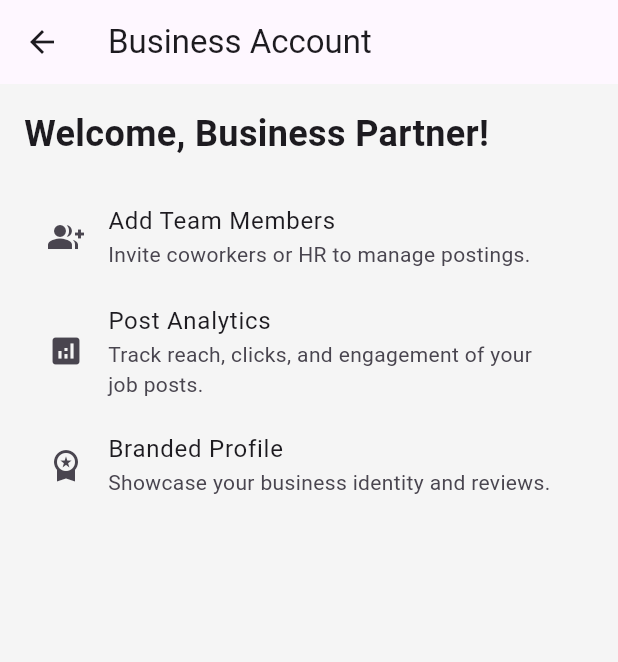
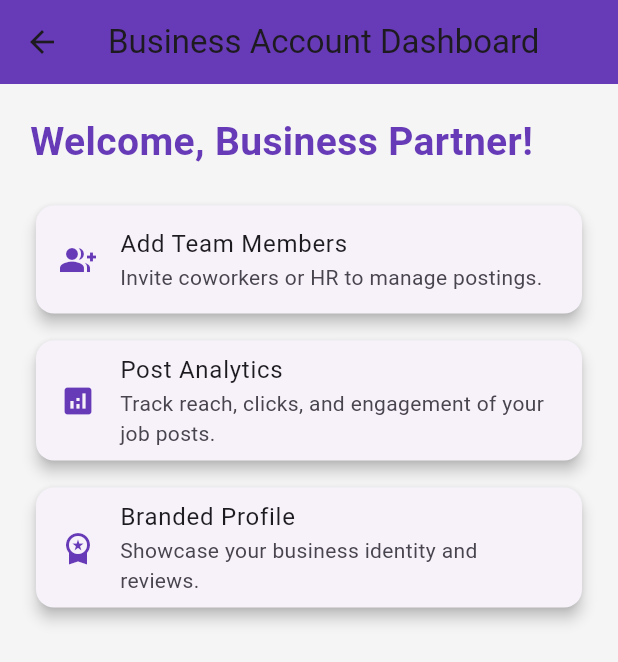
Before and after one commit to sahil-sidhu/Features, a Flutter app: the BusinessDashboardPage screen opened by its route, on a phone screen of 412 x 824 dp. Shown: the top 662 px of the screen. Run offline on Flutter 3.47's test engine with Material 3 defaults, Android fonts, the phone set to English and light mode, and no system bars; our stand-ins replace cloud_firestore, file_picker, firebase_auth, firebase_core, firebase_storage, flutter_bloc and 3 more; accounts and stored records are empty.

Commit message:
Some more changes in design - Sahilpreet Singh

```diff
--- a/lib/config/app_routes.dart
+++ b/lib/config/app_routes.dart
@@ -5,6 +5,9 @@ import 'package:chambas/features/Premium_user/presentation/pages/premium_plans_p
 import 'package:chambas/features/Business_Account/presentation/pages/business_dashboard_page.dart';
 import 'package:chambas/features/Home/presentation/pages/welcome_page.dart';
 import 'package:chambas/features/Post/presentation/pages/upload_post_page.dart';
+import 'package:chambas/features/Business_Account/presentation/pages/add_team_member_page.dart';
+import 'package:chambas/features/Business_Account/presentation/pages/analytics_page.dart';
+import 'package:chambas/features/Business_Account/presentation/pages/branded_profile_page.dart';
 
 final Map<String, WidgetBuilder> appRoutes = {
   '/': (context) => const WelcomePage(),
@@ -13,4 +16,7 @@ final Map<String, WidgetBuilder> appRoutes = {
   '/premium': (context) => const PremiumPaymentPage(),
   '/premium-dashboard': (context) => const PremiumPlansPage(),
   '/business': (context) => const BusinessDashboardPage(),
+  '/addTeam': (context) => const AddTeamPage(),
+  '/analytics': (context) => const AnalyticsPage(),
+  '/brandedProfile': (context) => const BrandedProfilePage(),
 };
--- a/lib/features/Business_Account/presentation/pages/business_dashboard_page.dart
+++ b/lib/features/Business_Account/presentation/pages/business_dashboard_page.dart
@@ -3,35 +3,72 @@ import 'package:flutter/material.dart';
 class BusinessDashboardPage extends StatelessWidget {
   const BusinessDashboardPage({super.key});
 
+  void _navigateTo(BuildContext context, String routeName) {
+    Navigator.pushNamed(context, routeName);
+  }
+
   @override
   Widget build(BuildContext context) {
     return Scaffold(
-      appBar: AppBar(title: const Text("Business Account")),
-      body: ListView(
-        padding: const EdgeInsets.all(16),
+      backgroundColor: Colors.grey[100],
+      appBar: AppBar(
+        title: const Text("Business Account Dashboard"),
+        backgroundColor: Colors.deepPurple,
+      ),
+      body: Padding(
+        padding: const EdgeInsets.all(20),
+        child: Column(
+          crossAxisAlignment: CrossAxisAlignment.start,
           children: [
             const Text(
               "Welcome, Business Partner!",
-            style: TextStyle(fontSize: 24, fontWeight: FontWeight.bold),
+              style: TextStyle(
+                  fontSize: 26,
+                  fontWeight: FontWeight.bold,
+                  color: Colors.deepPurple),
             ),
-          const SizedBox(height: 16),
-          const ListTile(
-            leading: Icon(Icons.group_add),
-            title: Text("Add Team Members"),
-            subtitle: Text("Invite coworkers or HR to manage postings."),
+            const SizedBox(height: 20),
+            Card(
+              elevation: 4,
+              shape: RoundedRectangleBorder(
+                  borderRadius: BorderRadius.circular(12)),
+              child: ListTile(
+                leading: const Icon(Icons.group_add, color: Colors.deepPurple),
+                title: const Text("Add Team Members"),
+                subtitle:
+                    const Text("Invite coworkers or HR to manage postings."),
+                onTap: () => _navigateTo(context, '/addTeam'),
               ),
-          const ListTile(
-            leading: Icon(Icons.analytics),
-            title: Text("Post Analytics"),
+            ),
+            const SizedBox(height: 10),
+            Card(
+              elevation: 4,
+              shape: RoundedRectangleBorder(
+                  borderRadius: BorderRadius.circular(12)),
+              child: ListTile(
+                leading: const Icon(Icons.analytics, color: Colors.deepPurple),
+                title: const Text("Post Analytics"),
+                subtitle: const Text(
+                    "Track reach, clicks, and engagement of your job posts."),
+                onTap: () => _navigateTo(context, '/analytics'),
+              ),
+            ),
+            const SizedBox(height: 10),
+            Card(
+              elevation: 4,
+              shape: RoundedRectangleBorder(
+                  borderRadius: BorderRadius.circular(12)),
+              child: ListTile(
+                leading: const Icon(Icons.workspace_premium,
+                    color: Colors.deepPurple),
+                title: const Text("Branded Profile"),
                 subtitle:
-                Text("Track reach, clicks, and engagement of your job posts."),
+                    const Text("Showcase your business identity and reviews."),
+                onTap: () => _navigateTo(context, '/brandedProfile'),
               ),
-          const ListTile(
-            leading: Icon(Icons.workspace_premium),
-            title: Text("Branded Profile"),
-            subtitle: Text("Showcase your business identity and reviews."),
             ),
           ],
+        ),
       ),
     );
   }
```
Also changed, not shown: lib/features/Business_Account/presentation/pages/add_team_member_page.dart (added, +37 -0 lines), lib/features/Business_Account/presentation/pages/analytics_page.dart (added, +38 -0 lines), lib/features/Business_Account/presentation/pages/branded_profile_page.dart (added, +38 -0 lines), lib/features/Premium_user/presentation/pages/premium_payment_page.dart (+45 -10 lines). Lines whose indentation alone changed are shown as unchanged.
